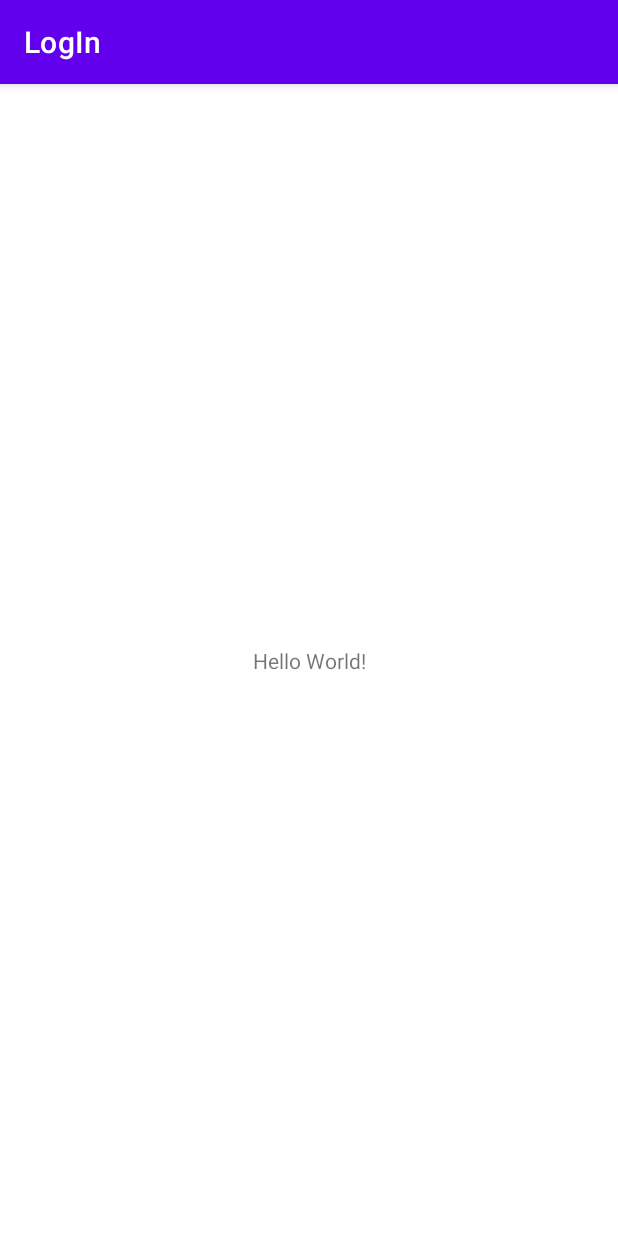
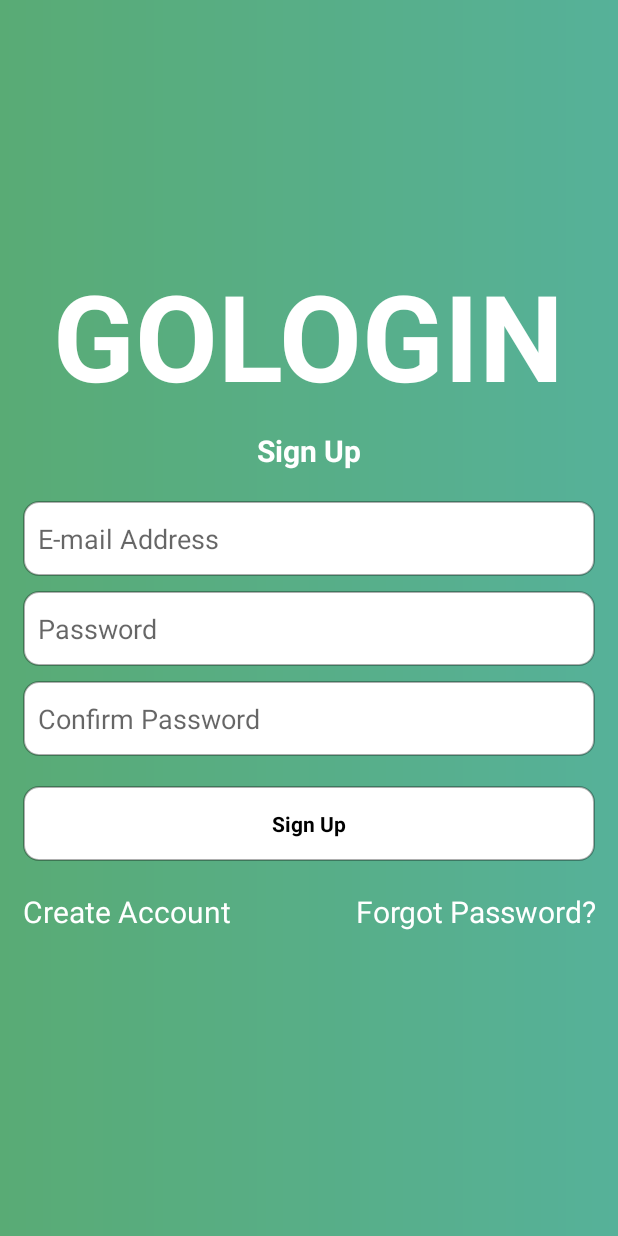
Before and after one commit to skachkov40/LogIn, an Android app: the screen it shows after launch (MainActivity before the commit, LogIn after it), on a phone screen of 412 x 824 dp. Run offline under Robolectric (Android 15) with nearby library versions, the phone set to English and light mode, and no system bars.

Commit message:
View 23.03.21

```diff
--- a/app/build.gradle
+++ b/app/build.gradle
@@ -32,7 +32,7 @@ dependencies {
     implementation 'androidx.appcompat:appcompat:1.2.0'
     implementation 'com.google.android.material:material:1.3.0'
     implementation 'androidx.constraintlayout:constraintlayout:2.0.4'
-    testImplementation 'junit:junit:4.+'
+    testImplementation 'junit:junit:4.13.2'
     androidTestImplementation 'androidx.test.ext:junit:1.1.2'
     androidTestImplementation 'androidx.test.espresso:espresso-core:3.3.0'
 }
--- /dev/null
+++ b/app/src/main/java/skachkov/space/login/LogIn.java
@@ -0,0 +1,25 @@
+package skachkov.space.login;
+
+import androidx.appcompat.app.AppCompatActivity;
+
+import android.content.Intent;
+import android.os.Bundle;
+import android.view.View;
+
+public class LogIn extends AppCompatActivity {
+
+    @Override
+    protected void onCreate(Bundle savedInstanceState) {
+        super.onCreate(savedInstanceState);
+        setContentView(R.layout.login);
+    }
+
+    public void toSignIn(View view) {
+        try {
+            Intent intent = new Intent(this, Registration.class);
+            startActivity(intent);
+            finish();
+        } catch (Exception e) {
+        }
+    }
+}
--- a/app/src/main/java/skachkov/space/login/MainActivity.java
+++ /dev/null
@@ -1,14 +0,0 @@
-package skachkov.space.login;
-
-import androidx.appcompat.app.AppCompatActivity;
-
-import android.os.Bundle;
-
-public class MainActivity extends AppCompatActivity {
-
-    @Override
-    protected void onCreate(Bundle savedInstanceState) {
-        super.onCreate(savedInstanceState);
-        setContentView(R.layout.activity_main);
-    }
-}
--- /dev/null
+++ b/app/src/main/res/drawable/background.xml
@@ -0,0 +1,7 @@
+<?xml version="1.0" encoding="utf-8" ?>
+<shape xmlns:android="http://schemas.android.com/apk/res/android">
+    <gradient
+        android:startColor="#59ab75"
+        android:endColor="#56b199"/>
+
+</shape>
--- /dev/null
+++ b/app/src/main/res/drawable/radius_corners_wight.xml
@@ -0,0 +1,7 @@
+<?xml version="1.0" encoding="utf-8" ?>
+<shape xmlns:android="http://schemas.android.com/apk/res/android">
+    <stroke android:width="1dp" android:color="#50000000"/>
+    <corners android:radius="10dp"/>
+    <solid android:color="#ffffff"/>
+
+</shape>
--- a/app/src/main/res/layout/activity_main.xml
+++ /dev/null
@@ -1,18 +0,0 @@
-<?xml version="1.0" encoding="utf-8"?>
-<androidx.constraintlayout.widget.ConstraintLayout xmlns:android="http://schemas.android.com/apk/res/android"
-    xmlns:app="http://schemas.android.com/apk/res-auto"
-    xmlns:tools="http://schemas.android.com/tools"
-    android:layout_width="match_parent"
-    android:layout_height="match_parent"
-    tools:context=".MainActivity">
-
-    <TextView
-        android:layout_width="wrap_content"
-        android:layout_height="wrap_content"
-        android:text="Hello World!"
-        app:layout_constraintBottom_toBottomOf="parent"
-        app:layout_constraintLeft_toLeftOf="parent"
-        app:layout_constraintRight_toRightOf="parent"
-        app:layout_constraintTop_toTopOf="parent" />
-
-</androidx.constraintlayout.widget.ConstraintLayout>
--- /dev/null
+++ b/app/src/main/res/layout/login.xml
@@ -0,0 +1,145 @@
+<?xml version="1.0" encoding="utf-8"?>
+<LinearLayout xmlns:android="http://schemas.android.com/apk/res/android"
+    xmlns:app="http://schemas.android.com/apk/res-auto"
+    xmlns:tools="http://schemas.android.com/tools"
+    android:layout_width="match_parent"
+    android:layout_height="match_parent"
+    android:background="@drawable/background"
+    android:orientation="vertical"
+    tools:context=".LogIn">
+
+    <LinearLayout android:id="@+id/logo"
+        android:layout_width="match_parent"
+        android:layout_height="wrap_content"
+        android:layout_marginTop="170dp"
+        android:orientation="vertical">
+
+        <TextView
+            android:layout_width="wrap_content"
+            android:layout_height="wrap_content"
+            android:layout_gravity="center"
+            android:text="GOLOGIN"
+            android:textColor="#ffffff"
+            android:textSize="80sp"
+            android:textStyle="bold">
+
+        </TextView>
+
+        <TextView
+            android:layout_width="wrap_content"
+            android:layout_height="wrap_content"
+            android:layout_gravity="center"
+            android:layout_marginTop="10dp"
+            android:layout_marginBottom="10dp"
+            android:text="Sign Up"
+            android:textColor="#ffffff"
+            android:textSize="20sp"
+            android:textStyle="bold">
+
+        </TextView>
+
+    </LinearLayout>
+
+    <LinearLayout android:id="@+id/inputs"
+        android:layout_width="match_parent"
+        android:layout_height="wrap_content"
+        android:orientation="vertical">
+
+        <EditText
+            android:layout_width="match_parent"
+            android:layout_height="50dp"
+            android:layout_marginStart="15dp"
+            android:layout_marginTop="10dp"
+            android:layout_marginEnd="15dp"
+            android:background="@drawable/radius_corners_wight"
+            android:hint="@string/e_mail_address"
+            android:inputType="textEmailAddress"
+            android:maxLines="1"
+            android:paddingStart="10dp"
+            android:textColor="#95000000">
+
+        </EditText>
+
+        <EditText
+            android:layout_width="match_parent"
+            android:layout_height="50dp"
+            android:layout_marginStart="15dp"
+            android:layout_marginTop="10dp"
+            android:layout_marginEnd="15dp"
+            android:background="@drawable/radius_corners_wight"
+            android:hint="@string/password"
+            android:inputType="textPassword"
+            android:maxLines="1"
+            android:paddingStart="10dp"
+            android:textColor="#95000000">
+
+        </EditText>
+
+        <EditText
+            android:layout_width="match_parent"
+            android:layout_height="50dp"
+            android:layout_marginStart="15dp"
+            android:layout_marginTop="10dp"
+            android:layout_marginEnd="15dp"
+            android:background="@drawable/radius_corners_wight"
+            android:hint="@string/confirm_password"
+            android:inputType="textPassword"
+            android:maxLines="1"
+            android:paddingStart="10dp"
+            android:textColor="#95000000">
+
+        </EditText>
+
+        <TextView
+            android:layout_width="match_parent"
+            android:layout_height="50dp"
+            android:layout_marginStart="15dp"
+            android:layout_marginTop="20dp"
+            android:layout_marginEnd="15dp"
+            android:background="@drawable/radius_corners_wight"
+            android:textColor="#000000"
+            android:gravity="center"
+            android:text="@string/sign_up"
+            android:textStyle="bold">
+
+        </TextView>
+
+
+
+    </LinearLayout>
+
+    <LinearLayout android:id="@+id/resume"
+        android:layout_width="match_parent"
+        android:layout_height="wrap_content"
+        android:layout_marginTop="20dp"
+        android:layout_marginStart="15dp"
+        android:layout_marginEnd="15dp"
+        android:orientation="horizontal">
+
+        <TextView
+            android:layout_width="match_parent"
+            android:layout_height="wrap_content"
+            android:layout_weight="1"
+            android:gravity="start"
+            android:text="Create Account"
+            android:textColor="#ffffff"
+            android:onClick="toSignIn"
+            android:textSize="20sp">
+
+        </TextView>
+
+        <TextView
+            android:layout_width="wrap_content"
+            android:layout_height="wrap_content"
+            android:layout_weight="0"
+            android:gravity="end"
+            android:text="Forgot Password?"
+            android:textColor="#ffffff"
+            android:textSize="20sp"
+            >
+
+        </TextView>
+
+    </LinearLayout>
+
+</LinearLayout>
--- a/app/src/main/res/values-night/themes.xml
+++ b/app/src/main/res/values-night/themes.xml
@@ -13,4 +13,9 @@
         <item name="android:statusBarColor" tools:targetApi="l">?attr/colorPrimaryVariant</item>
         <!-- Customize your theme here. -->
     </style>
+
+    <style name="Theme.LogIn.NoActionBar">
+        <item name="windowActionBar">false</item>
+        <item name="windowNoTitle">true</item>
+    </style>
 </resources>
--- a/app/src/main/res/values/strings.xml
+++ b/app/src/main/res/values/strings.xml
@@ -1,3 +1,9 @@
 <resources>
     <string name="app_name">LogIn</string>
+    <string name="password">Password</string>
+    <string name="sign_up">Sign Up</string>
+    <string name="e_mail_address">E-mail Address</string>
+    <string name="confirm_password">Confirm Password</string>
+    <string name="sign_up">Sign Up</string>
+    <string name="sign_in">Sign In</string>
 </resources>
--- a/app/src/main/res/values/themes.xml
+++ b/app/src/main/res/values/themes.xml
@@ -13,4 +13,9 @@
         <item name="android:statusBarColor" tools:targetApi="l">?attr/colorPrimaryVariant</item>
         <!-- Customize your theme here. -->
     </style>
+
+    <style name="Theme.LogIn.NoActionBar">
+        <item name="windowActionBar">false</item>
+        <item name="windowNoTitle">true</item>
+    </style>
 </resources>
--- a/build.gradle
+++ b/build.gradle
@@ -5,7 +5,7 @@ buildscript {
         jcenter()
     }
     dependencies {
-        classpath "com.android.tools.build:gradle:4.1.2"
+        classpath 'com.android.tools.build:gradle:4.1.3'
 
         // NOTE: Do not place your application dependencies here; they belong
         // in the individual module build.gradle files
```
Also changed, not shown: app/src/main/AndroidManifest.xml (+16 -1 lines), app/src/main/java/skachkov/space/login/Registration.java (added, +25 -0 lines), app/src/main/res/layout/registration.xml (added, +132 -0 lines), gradle/wrapper/gradle-wrapper.properties.
